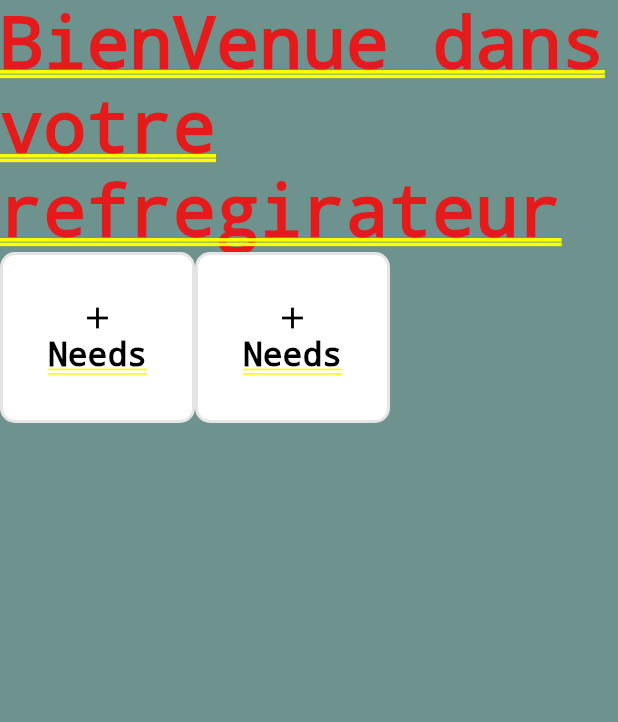
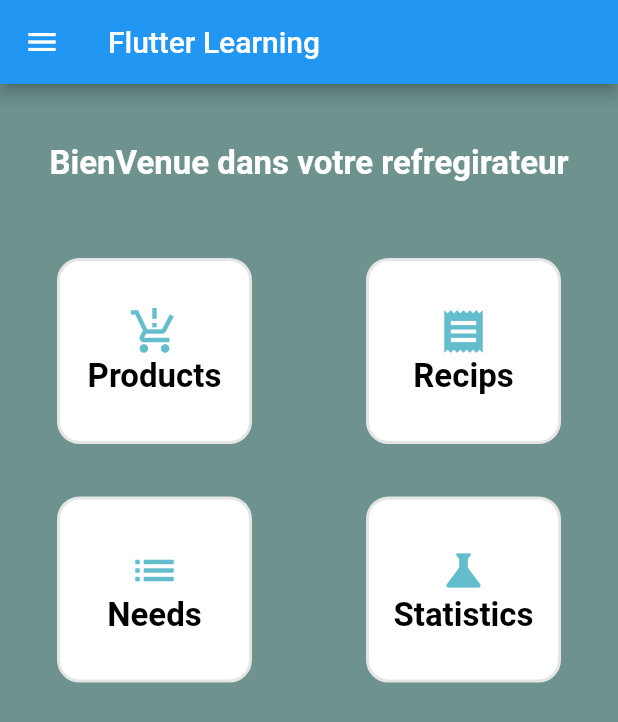
Before and after one commit to chechna9/IWD2022-hackathon, a Flutter app: the screen it shows after launch, on a phone screen of 412 x 824 dp. Shown: the top 722 px of the screen. Run offline on Flutter 3.47's test engine with Material 2 defaults, Android fonts, the phone set to English and light mode, and no system bars; our stand-ins replace charts_flutter, flutter_slidable, percent_indicator.

Commit message:
'chamsou'

```diff
--- a/iwd2022/lib/main.dart
+++ b/iwd2022/lib/main.dart
@@ -1,41 +1,48 @@
-import 'dart:js';
+import 'package:flutter/material.dart';
+import 'package:iwd2022/screens/Drawer.dart';
+import 'package:iwd2022/screens/Home.dart';
+import 'package:iwd2022/screens/LetsCookies.dart';
+void main() {
+  runApp(const MyApp());
+}
 
-import 'package:flutter/material.dart';
-import 'package:iwd2022/screens/Home.dart';
+class MyApp extends StatelessWidget {
+  const MyApp({Key? key}) : super(key: key);
 
-
-import 'package:iwd2022/screens/menu.dart';
-import 'package:iwd2022/screens/needs.dart';
-import 'package:iwd2022/screens/showRecettes.dart';
-import 'package:iwd2022/screens/statistics.dart';
-void main()async  {
-
-
- runApp(MaterialApp(
-     title: 'Flutter Demo',
+  // This widget is the root of your application.
+  @override
+  Widget build(BuildContext context) {
+    return MaterialApp(
+      title: 'Flutter Demo',
       theme: ThemeData(
-        // This is the theme of your application.
-        //
-        // Try running your application with "flutter run". You'll see the
-        // application has a blue toolbar. Then, without quitting the app, try
-        // changing the primarySwatch below to Colors.green and then invoke
-        // "hot reload" (press "r" in the console where you ran "flutter run",
-        // or simply save your changes to "hot reload" in a Flutter IDE).
-        // Notice that the counter didn't reset back to zero; the application
-        // is not restarted.
         primarySwatch: Colors.blue,
       ),
-    debugShowCheckedModeBanner: false,
+      home: const MyHomePage(title: 'Flutter Demo Home Page'),
+    );
+  }
+}
 
-    initialRoute: '/home', // initialisation de la route
-    routes: {
-                 '/home' : (context) => MyHome(),
-'/showRecette': (context) =>
-           MyHome(),
-'/statistics': (context) =>
-           MyHome(),
+class MyHomePage extends StatefulWidget {
+  const MyHomePage({Key? key, required this.title}) : super(key: key);
+  final String title;
 
-'/menu': (context) =>
-           MyHome(),
-      '/needs': (context) => const MyHome()
-    }));}
+  @override
+  State<MyHomePage> createState() => _MyHomePageState();
+}
+
+class _MyHomePageState extends State<MyHomePage> {
+
+  @override
+  Widget build(BuildContext context) {
+    return  Scaffold(
+
+      appBar: AppBar(
+        title: Text("Flutter Learning"),
+  ),
+      body:Center(
+        child: MyHome()
+      ),
+  drawer : MyDrawer()
+    );
+  }
+}
--- a/iwd2022/lib/screens/Home.dart
+++ b/iwd2022/lib/screens/Home.dart
@@ -14,25 +14,58 @@ class _MyHomeState extends State<MyHome> {
       decoration: BoxDecoration(color: Color(0xff6E928E)),
       child: Column(
         children: [
-            Text("BienVenue dans votre refregirateur"),
+          SizedBox(height: 40,),
+          Padding(padding: EdgeInsets.only(left: 10 , right: 10),child:  Text("BienVenue dans votre refregirateur",textAlign: TextAlign.center,style: TextStyle(color: Colors.white,fontWeight:  FontWeight.bold , fontSize:  22),),),
+            SizedBox(height: 50,),
             Column(
               children: [
                 Row(
+                  crossAxisAlignment: CrossAxisAlignment.center,
+                  mainAxisAlignment: MainAxisAlignment.spaceEvenly,
                   children: [
                     Container(
-                      padding: EdgeInsets.all(30),
-                      decoration: BoxDecoration(color: Colors.white,borderRadius: BorderRadius.circular(10),border: Border.all(width: 2,color: Color(0xFFE5E5E5)),),
+                    padding: EdgeInsets.symmetric(vertical: 30 , horizontal: 0),
+                      width: 130,
+                      decoration: BoxDecoration(color: Colors.white,borderRadius: BorderRadius.circular(15),border: Border.all(width: 2,color: Color(0xFFE5E5E5)),),
                       child: Column(children: [
-                        Icon(Icons.add , size: 24,color: Colors.black,),
+                        Icon(Icons.production_quantity_limits , size: 34,color : Color(0XFF63BDCC)),
+                        Text("Products",style: TextStyle(fontWeight: FontWeight.bold , fontSize: 22 , color: Colors.black),)
+                      ]),
+                    ),
+                    SizedBox(width: 0,),
+                    Container(
+                      width: 130,
+                      padding: EdgeInsets.symmetric(vertical: 30 , horizontal: 0),
+                      decoration: BoxDecoration(color: Colors.white,borderRadius: BorderRadius.circular(15),border: Border.all(width: 2,color: Color(0xFFE5E5E5)),),
+                      child: Column(children: [
+                        Icon(Icons.receipt , size: 34,color: Color(0XFF63BDCC),),
+                        Text("Recips",style: TextStyle(fontWeight: FontWeight.bold , fontSize: 22 , color: Colors.black),)
+                      ]),
+                    )
+                  ],
+                ),
+                SizedBox(height : 35),
+                Row(
+                  crossAxisAlignment: CrossAxisAlignment.center,
+                  mainAxisAlignment: MainAxisAlignment.spaceEvenly,
+                  children: [
+                    Container(
+                      width: 130,
+                      padding: EdgeInsets.symmetric(vertical: 30 , horizontal: 0),
+                      decoration: BoxDecoration(color: Colors.white,borderRadius: BorderRadius.circular(15),border: Border.all(width: 2,color: Color(0xFFE5E5E5)),),
+                      child: Column(children: [
+                        Icon(Icons.list , size: 34,color : Color(0XFF63BDCC),),
                         Text("Needs",style: TextStyle(fontWeight: FontWeight.bold , fontSize: 22 , color: Colors.black),)
                       ]),
                     ),
+                    SizedBox(width: 0,),
                     Container(
-                      padding: EdgeInsets.all(30),
-                      decoration: BoxDecoration(color: Colors.white,borderRadius: BorderRadius.circular(10),border: Border.all(width: 2,color: Color(0xFFE5E5E5)),),
+                      width: 130,
+                      padding: EdgeInsets.symmetric(vertical: 30 , horizontal: 0),
+                      decoration: BoxDecoration(color: Colors.white,borderRadius: BorderRadius.circular(15),border: Border.all(width: 2,color: Color(0xFFE5E5E5)),),
                       child: Column(children: [
-                        Icon(Icons.add , size: 24,color: Colors.black,),
-                        Text("Needs",style: TextStyle(fontWeight: FontWeight.bold , fontSize: 22 , color: Colors.black),)
+                        Icon(Icons.science , size: 34,color : Color(0XFF63BDCC)),
+                        Text("Statistics",style: TextStyle(fontWeight: FontWeight.bold , fontSize: 22 , color: Colors.black),)
                       ]),
                     )
                   ],
```
